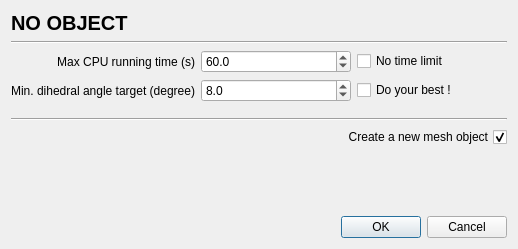
First picture: the form in Mesh_3/demo/Mesh_3/ui_files/LocalOptim_dialog.ui, repository CGAL/cgal, before the edit.
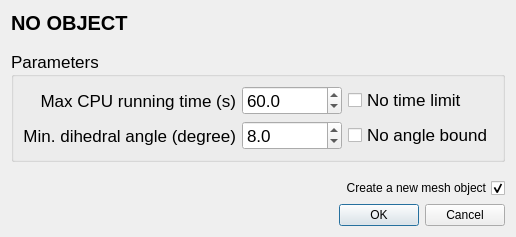
Second picture: the form after the edit.

Commit message: Cosmetic modifications of user dialog windows.

The edit to the form file:
```diff
--- a/Mesh_3/demo/Mesh_3/ui_files/LocalOptim_dialog.ui
+++ b/Mesh_3/demo/Mesh_3/ui_files/LocalOptim_dialog.ui
@@ -1,14 +1,6 @@
 <ui version="4.0">
  <class>LocalOptim_dialog</class>
  <widget class="QDialog" name="LocalOptim_dialog">
-  <property name="geometry">
-   <rect>
-    <x>0</x>
-    <y>0</y>
-    <width>518</width>
-    <height>249</height>
-   </rect>
-  </property>
   <property name="sizePolicy">
    <sizepolicy hsizetype="Preferred" vsizetype="Preferred">
     <horstretch>0</horstretch>
@@ -40,14 +32,32 @@
     </widget>
    </item>
    <item>
-    <widget class="Line" name="line_2">
+    <spacer name="verticalSpacer">
      <property name="orientation">
-      <enum>Qt::Horizontal</enum>
+      <enum>Qt::Vertical</enum>
      </property>
-    </widget>
+     <property name="sizeType">
+      <enum>QSizePolicy::MinimumExpanding</enum>
+     </property>
+     <property name="sizeHint" stdset="0">
+      <size>
+       <width>20</width>
+       <height>10</height>
+      </size>
+     </property>
+    </spacer>
    </item>
    <item>
-    <layout class="QGridLayout" name="gridLayout">
+    <widget class="QGroupBox" name="groupBox">
+     <property name="font">
+      <font>
+       <pointsize>13</pointsize>
+      </font>
+     </property>
+     <property name="title">
+      <string>Parameters</string>
+     </property>
+     <layout class="QGridLayout" name="gridLayout_2">
      <item row="0" column="0">
       <widget class="QLabel" name="timeLabel">
        <property name="text">
@@ -63,6 +73,12 @@
      </item>
      <item row="0" column="1">
       <widget class="QDoubleSpinBox" name="maxTime">
+        <property name="minimumSize">
+         <size>
+          <width>100</width>
+          <height>0</height>
+         </size>
+        </property>
        <property name="decimals">
         <number>1</number>
        </property>
@@ -74,10 +90,17 @@
        </property>
       </widget>
      </item>
-     <item row="2" column="0">
+      <item row="0" column="2">
+       <widget class="QCheckBox" name="noTimeLimit">
+        <property name="text">
+         <string>No time limit</string>
+        </property>
+       </widget>
+      </item>
+      <item row="1" column="0">
       <widget class="QLabel" name="sliverLabel">
        <property name="text">
-        <string>Min. dihedral angle target (degree)</string>
+         <string>Min. dihedral angle (degree)</string>
        </property>
        <property name="alignment">
         <set>Qt::AlignRight|Qt::AlignTrailing|Qt::AlignVCenter</set>
@@ -87,8 +110,17 @@
        </property>
       </widget>
      </item>
-     <item row="2" column="1">
+      <item row="1" column="1">
       <widget class="QDoubleSpinBox" name="sliverBound">
+        <property name="minimumSize">
+         <size>
+          <width>100</width>
+          <height>0</height>
+         </size>
+        </property>
+        <property name="readOnly">
+         <bool>false</bool>
+        </property>
        <property name="decimals">
         <number>1</number>
        </property>
@@ -100,21 +132,15 @@
        </property>
       </widget>
      </item>
-     <item row="0" column="2">
-      <widget class="QCheckBox" name="noTimeLimit">
-       <property name="text">
-        <string>No time limit</string>
-       </property>
-      </widget>
-     </item>
-     <item row="2" column="2">
+      <item row="1" column="2">
       <widget class="QCheckBox" name="noBound">
        <property name="text">
-        <string>Do your best !</string>
+         <string>No angle bound</string>
        </property>
       </widget>
      </item>
     </layout>
+    </widget>
    </item>
    <item>
     <spacer name="verticalSpacer_3">
@@ -132,13 +158,6 @@
      </property>
     </spacer>
    </item>
-   <item>
-    <widget class="Line" name="line">
-     <property name="orientation">
-      <enum>Qt::Horizontal</enum>
-     </property>
-    </widget>
-   </item>
    <item>
     <layout class="QHBoxLayout" name="horizontalLayout">
      <item>
@@ -156,19 +175,6 @@
      </item>
     </layout>
    </item>
-   <item>
-    <spacer name="verticalSpacer">
-     <property name="orientation">
-      <enum>Qt::Vertical</enum>
-     </property>
-     <property name="sizeHint" stdset="0">
-      <size>
-       <width>0</width>
-       <height>0</height>
-      </size>
-     </property>
-    </spacer>
-   </item>
    <item>
     <widget class="QDialogButtonBox" name="buttonBox">
      <property name="orientation">
```
Lines whose indentation alone changed are shown as unchanged. The commit also changes 4 other files.
